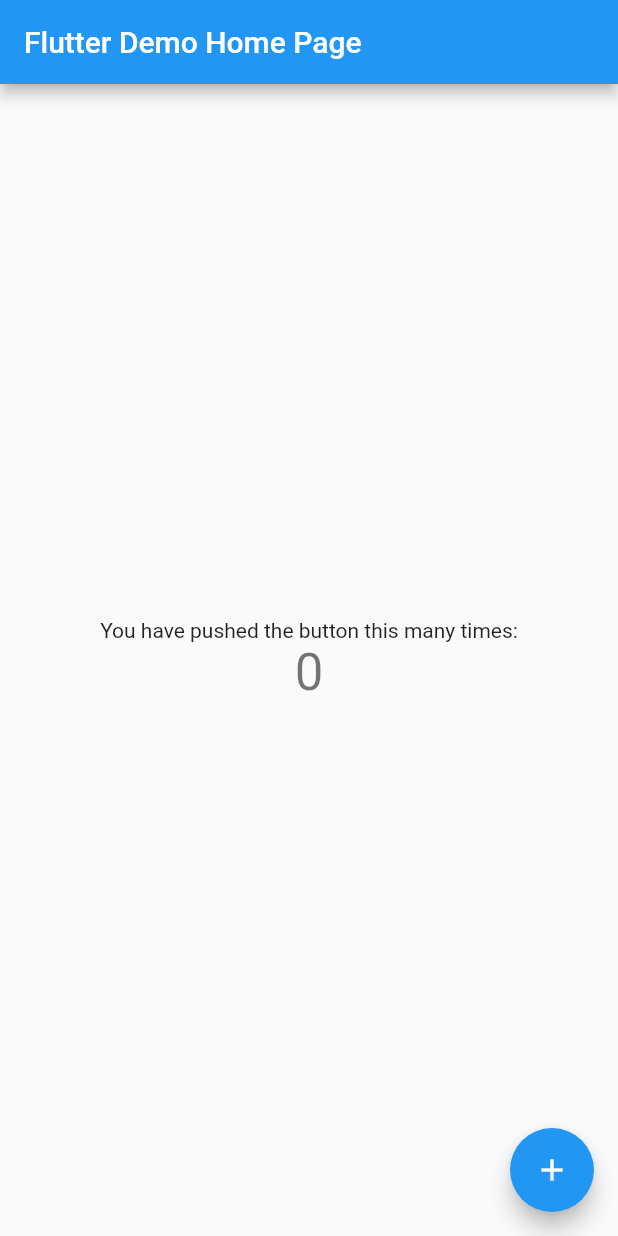
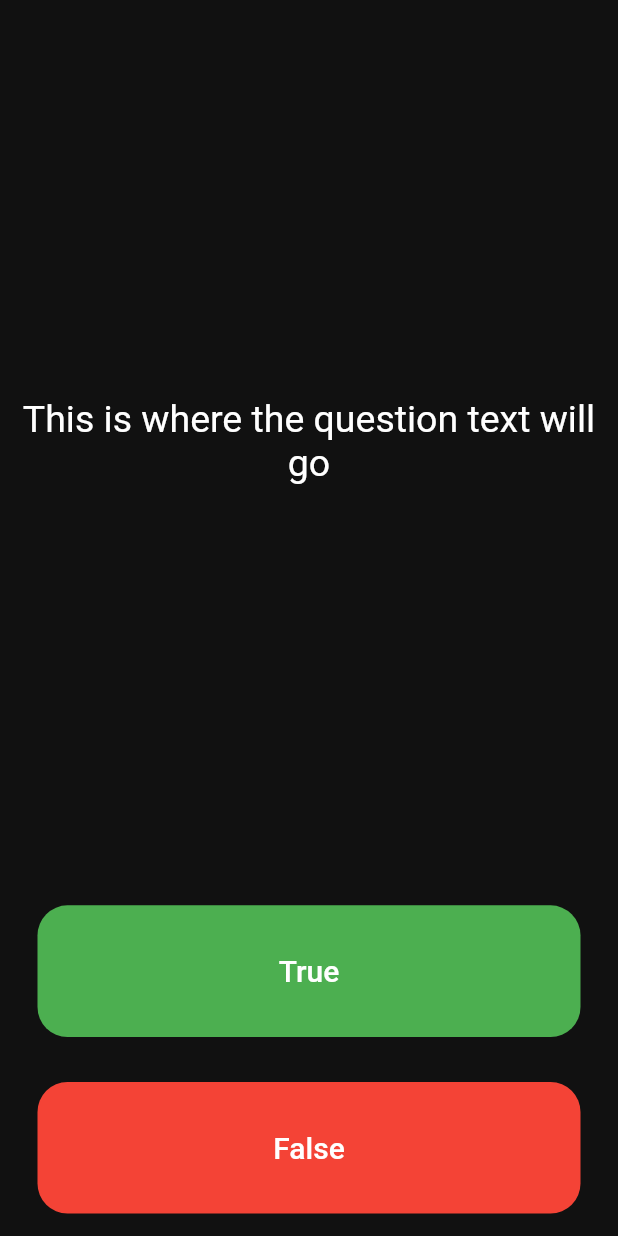
Before and after one commit to Basith-P/Quizzler, a Flutter app: the screen it shows after launch, on a phone screen of 412 x 824 dp. Run offline on Flutter 3.47's test engine with Material 2 defaults, Android fonts, the phone set to English and light mode, and no system bars.

Commit message:
Base design

```diff
--- a/lib/main.dart
+++ b/lib/main.dart
@@ -1,66 +1,16 @@
 import 'package:flutter/material.dart';
 
-void main() {
-  runApp(MyApp());
-}
+import 'screens/home_screen.dart';
 
-class MyApp extends StatelessWidget {
+void main() => runApp(Quizzler());
+
+class Quizzler extends StatelessWidget {
   @override
   Widget build(BuildContext context) {
     return MaterialApp(
-      title: 'Flutter Demo',
-      theme: ThemeData(
-        primarySwatch: Colors.blue,
-      ),
-      home: MyHomePage(title: 'Flutter Demo Home Page'),
+      theme: ThemeData.dark(),
+      title: "Quizzler",
+      home: HomeScreen(),
     );
   }
 }
-
-class MyHomePage extends StatefulWidget {
-  MyHomePage({Key? key, required this.title}) : super(key: key);
-
-
-
-  final String title;
-
-  @override
-  _MyHomePageState createState() => _MyHomePageState();
-}
-
-class _MyHomePageState extends State<MyHomePage> {
-  int _counter = 0;
-
-  void _incrementCounter() {
-    setState(() {
-      _counter++;
-    });
-  }
-
-  @override
-  Widget build(BuildContext context) {
-    return Scaffold(
-      appBar: AppBar(
-        title: Text(widget.title),
-      ),
-      body: Center(
-        child: Column(
-          mainAxisAlignment: MainAxisAlignment.center,
-          children: <Widget>[
-            Text(
-              'You have pushed the button this many times:',
-            ),
-            Text(
-              '$_counter',
-              style: Theme.of(context).textTheme.headline4,
-            ),
-          ],
-        ),
-      ),
-      floatingActionButton: FloatingActionButton(
-        onPressed: _incrementCounter,
-        tooltip: 'Increment',
-        child: Icon(Icons.add),
-    );
-  }
-}
--- /dev/null
+++ b/lib/screens/home_screen.dart
@@ -0,0 +1,88 @@
+import 'package:flutter/material.dart';
+
+class HomeScreen extends StatelessWidget {
+  @override
+  Widget build(BuildContext context) {
+    return Scaffold(
+      backgroundColor: Color(0xff111111),
+      body: SafeArea(
+        child: Padding(
+          padding: EdgeInsets.symmetric(horizontal: 10),
+          child: QuizPage(),
+        ),
+      ),
+    );
+  }
+}
+
+class QuizPage extends StatefulWidget {
+  @override
+  _QuizPageState createState() => _QuizPageState();
+}
+
+class _QuizPageState extends State<QuizPage> {
+  @override
+  Widget build(BuildContext context) {
+    return Column(
+      mainAxisAlignment: MainAxisAlignment.spaceBetween,
+      crossAxisAlignment: CrossAxisAlignment.stretch,
+      children: [
+        Expanded(
+          flex: 5,
+          child: Center(
+            child: Text(
+              "This is where the question text will go",
+              textAlign: TextAlign.center,
+              style: TextStyle(
+                fontSize: 25,
+                color: Colors.white,
+              ),
+            ),
+          ),
+        ),
+        Expanded(
+          child: Padding(
+            padding: const EdgeInsets.all(15.0),
+            child: TextButton(
+              style: ButtonStyle(
+                shape: MaterialStateProperty.all<RoundedRectangleBorder>(
+                  RoundedRectangleBorder(
+                    borderRadius: BorderRadius.circular(20),
+                  ),
+                ),
+                foregroundColor: MaterialStateProperty.all<Color>(Colors.white),
+                backgroundColor: MaterialStateProperty.all<Color>(Colors.green),
+              ),
+              child: Text(
+                "True",
+                style: TextStyle(fontSize: 20),
+              ),
+              onPressed: () {},
+            ),
+          ),
+        ),
+        Expanded(
+          child: Padding(
+            padding: const EdgeInsets.all(15.0),
+            child: TextButton(
+              style: ButtonStyle(
+                shape: MaterialStateProperty.all<RoundedRectangleBorder>(
+                  RoundedRectangleBorder(
+                    borderRadius: BorderRadius.circular(20),
+                  ),
+                ),
+                foregroundColor: MaterialStateProperty.all<Color>(Colors.white),
+                backgroundColor: MaterialStateProperty.all<Color>(Colors.red),
+              ),
+              child: Text(
+                "False",
+                style: TextStyle(fontSize: 20),
+              ),
+              onPressed: () {},
+            ),
+          ),
+        ),
+      ],
+    );
+  }
+}
```
Also changed, not shown: 55 other files.
